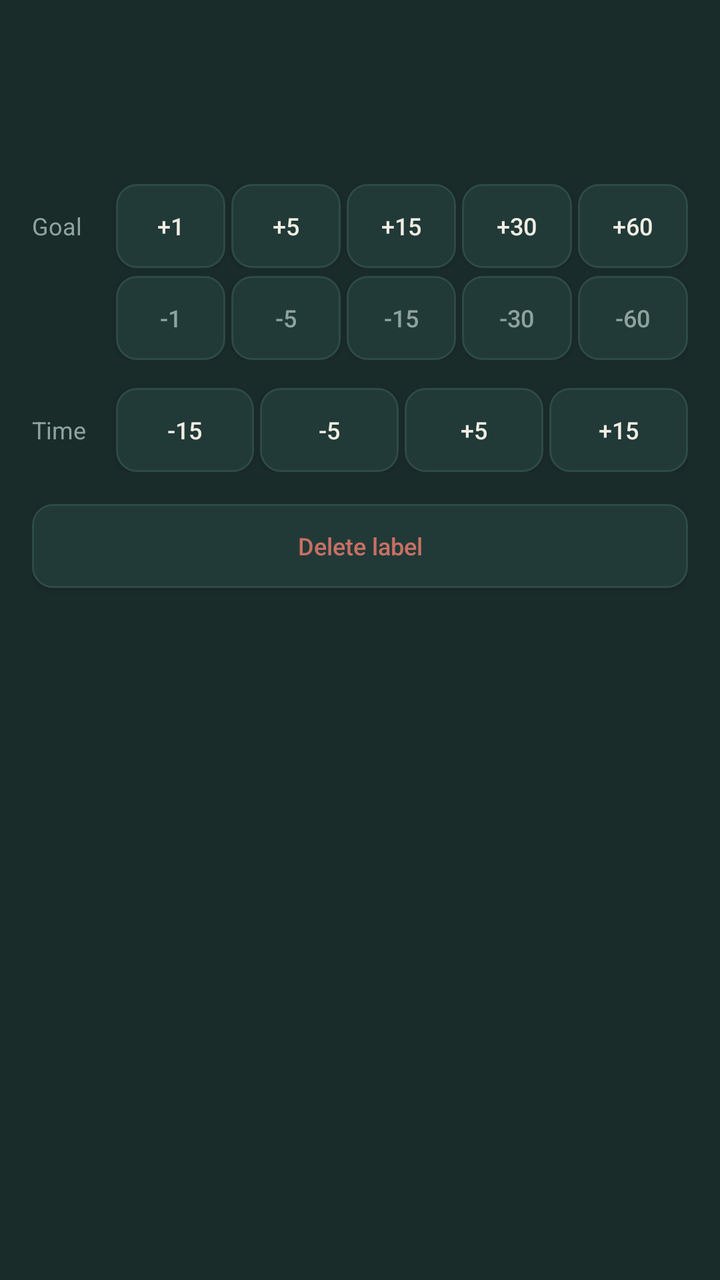
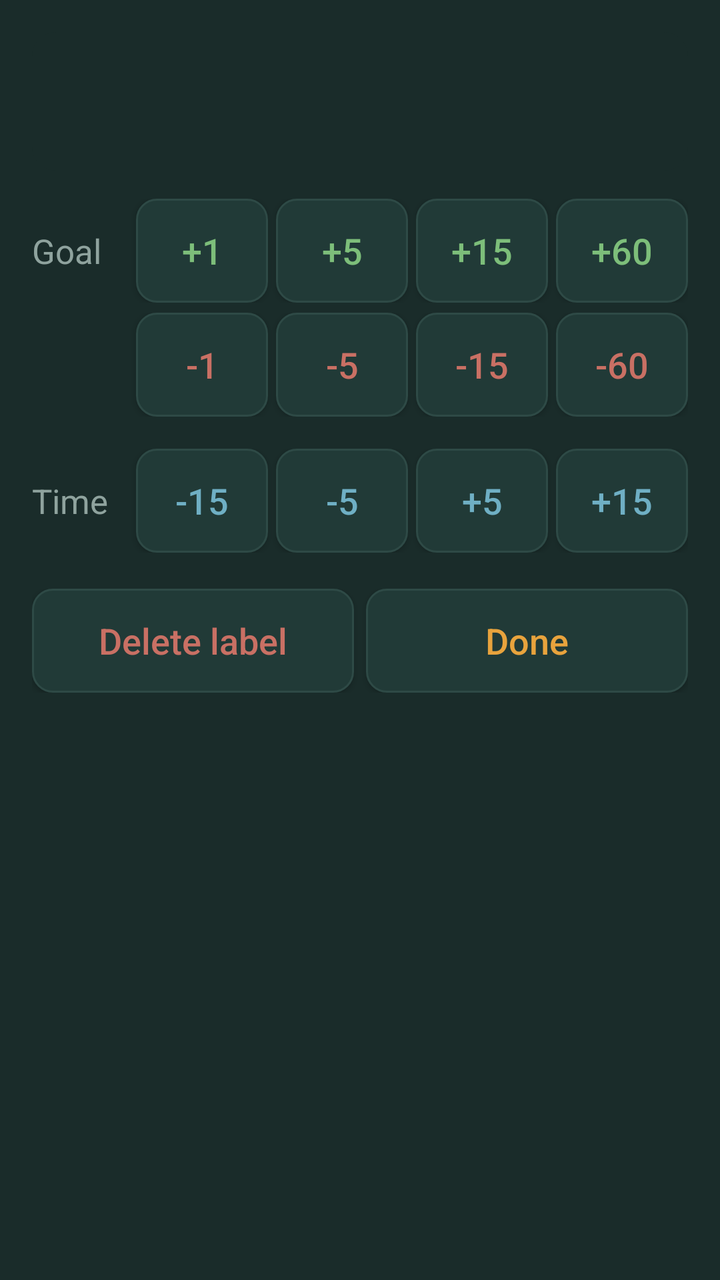

The first picture is an Android layout as it rendered before a commit; the second is the same layout after the commit. The layout source and the unified diff follow.
<!-- AndroidManifest.xml: application theme Theme.FocusLedger -->
<!-- res/layout/dialog_label_edit.xml -->
<?xml version="1.0" encoding="utf-8"?>
<LinearLayout xmlns:android="http://schemas.android.com/apk/res/android"
    android:layout_width="match_parent"
    android:layout_height="wrap_content"
    android:orientation="vertical"
    android:background="#1A2C2A"
    android:padding="16dp">

    
    <LinearLayout
        android:layout_width="match_parent"
        android:layout_height="wrap_content"
        android:orientation="horizontal"
        android:gravity="center_vertical"
        android:padding="12dp"
        android:background="@drawable/bg_row_track">

        <TextView
            android:id="@+id/editName"
            android:layout_width="0dp"
            android:layout_weight="1"
            android:layout_height="wrap_content"
            android:textColor="#E8A33D"
            android:textSize="16sp"
            android:textStyle="bold"
            android:maxLines="2"
            android:ellipsize="end"
            android:layout_marginEnd="10dp" />

        <LinearLayout
            android:layout_width="wrap_content"
            android:layout_height="wrap_content"
            android:orientation="vertical">

            <TextView
                android:id="@+id/editGoal"
                android:layout_width="wrap_content"
                android:layout_height="wrap_content"
                android:textColor="#E8A33D"
                android:fontFamily="monospace"
                android:textSize="14sp" />

            <TextView
                android:id="@+id/editToday"
                android:layout_width="wrap_content"
                android:layout_height="wrap_content"
                android:layout_marginTop="2dp"
                android:textColor="#A9BDB8"
                android:fontFamily="monospace"
                android:textSize="14sp" />
        </LinearLayout>
    </LinearLayout>

    
    <LinearLayout
        android:layout_width="match_parent" android:layout_height="wrap_content"
        android:orientation="horizontal" android:gravity="center_vertical"
        android:layout_marginTop="12dp">
        <TextView
            android:layout_width="42dp" android:layout_height="wrap_content"
            android:text="Goal" android:textColor="#8FA39E" android:textSize="12sp" />
        <Button android:id="@+id/eG1" android:layout_width="0dp" android:layout_weight="1"
            android:layout_height="42dp" android:layout_marginEnd="3dp" android:text="+1"
            android:textAllCaps="false" android:textColor="#F1EDE3" android:textSize="12sp"
            android:padding="0dp" android:background="@drawable/bg_button_small" />
        <Button android:id="@+id/eG5" android:layout_width="0dp" android:layout_weight="1"
            android:layout_height="42dp" android:layout_marginEnd="3dp" android:text="+5"
            android:textAllCaps="false" android:textColor="#F1EDE3" android:textSize="12sp"
            android:padding="0dp" android:background="@drawable/bg_button_small" />
        <Button android:id="@+id/eG15" android:layout_width="0dp" android:layout_weight="1"
            android:layout_height="42dp" android:layout_marginEnd="3dp" android:text="+15"
            android:textAllCaps="false" android:textColor="#F1EDE3" android:textSize="12sp"
            android:padding="0dp" android:background="@drawable/bg_button_small" />
        <Button android:id="@+id/eG30" android:layout_width="0dp" android:layout_weight="1"
            android:layout_height="42dp" android:layout_marginEnd="3dp" android:text="+30"
            android:textAllCaps="false" android:textColor="#F1EDE3" android:textSize="12sp"
            android:padding="0dp" android:background="@drawable/bg_button_small" />
        <Button android:id="@+id/eG60" android:layout_width="0dp" android:layout_weight="1"
            android:layout_height="42dp" android:text="+60"
            android:textAllCaps="false" android:textColor="#F1EDE3" android:textSize="12sp"
            android:padding="0dp" android:background="@drawable/bg_button_small" />
    </LinearLayout>

    <LinearLayout
        android:layout_width="match_parent" android:layout_height="wrap_content"
        android:orientation="horizontal" android:gravity="center_vertical"
        android:layout_marginTop="4dp">
        <TextView
            android:layout_width="42dp" android:layout_height="wrap_content"
            android:text="" android:textSize="12sp" />
        <Button android:id="@+id/eGm1" android:layout_width="0dp" android:layout_weight="1"
            android:layout_height="42dp" android:layout_marginEnd="3dp" android:text="-1"
            android:textAllCaps="false" android:textColor="#8FA39E" android:textSize="12sp"
            android:padding="0dp" android:background="@drawable/bg_button_small" />
        <Button android:id="@+id/eGm5" android:layout_width="0dp" android:layout_weight="1"
            android:layout_height="42dp" android:layout_marginEnd="3dp" android:text="-5"
            android:textAllCaps="false" android:textColor="#8FA39E" android:textSize="12sp"
            android:padding="0dp" android:background="@drawable/bg_button_small" />
        <Button android:id="@+id/eGm15" android:layout_width="0dp" android:layout_weight="1"
            android:layout_height="42dp" android:layout_marginEnd="3dp" android:text="-15"
            android:textAllCaps="false" android:textColor="#8FA39E" android:textSize="12sp"
            android:padding="0dp" android:background="@drawable/bg_button_small" />
        <Button android:id="@+id/eGm30" android:layout_width="0dp" android:layout_weight="1"
            android:layout_height="42dp" android:layout_marginEnd="3dp" android:text="-30"
            android:textAllCaps="false" android:textColor="#8FA39E" android:textSize="12sp"
            android:padding="0dp" android:background="@drawable/bg_button_small" />
        <Button android:id="@+id/eGm60" android:layout_width="0dp" android:layout_weight="1"
            android:layout_height="42dp" android:text="-60"
            android:textAllCaps="false" android:textColor="#8FA39E" android:textSize="12sp"
            android:padding="0dp" android:background="@drawable/bg_button_small" />
    </LinearLayout>

    
    <LinearLayout
        android:layout_width="match_parent" android:layout_height="wrap_content"
        android:orientation="horizontal" android:gravity="center_vertical"
        android:layout_marginTop="14dp">
        <TextView
            android:layout_width="42dp" android:layout_height="wrap_content"
            android:text="Time" android:textColor="#8FA39E" android:textSize="12sp" />
        <Button android:id="@+id/eTm15" android:layout_width="0dp" android:layout_weight="1"
            android:layout_height="42dp" android:layout_marginEnd="3dp" android:text="-15"
            android:textAllCaps="false" android:textColor="#F1EDE3" android:textSize="12sp"
            android:padding="0dp" android:background="@drawable/bg_button_small" />
        <Button android:id="@+id/eTm5" android:layout_width="0dp" android:layout_weight="1"
            android:layout_height="42dp" android:layout_marginEnd="3dp" android:text="-5"
            android:textAllCaps="false" android:textColor="#F1EDE3" android:textSize="12sp"
            android:padding="0dp" android:background="@drawable/bg_button_small" />
        <Button android:id="@+id/eT5" android:layout_width="0dp" android:layout_weight="1"
            android:layout_height="42dp" android:layout_marginEnd="3dp" android:text="+5"
            android:textAllCaps="false" android:textColor="#F1EDE3" android:textSize="12sp"
            android:padding="0dp" android:background="@drawable/bg_button_small" />
        <Button android:id="@+id/eT15" android:layout_width="0dp" android:layout_weight="1"
            android:layout_height="42dp" android:text="+15"
            android:textAllCaps="false" android:textColor="#F1EDE3" android:textSize="12sp"
            android:padding="0dp" android:background="@drawable/bg_button_small" />
    </LinearLayout>

    <Button
        android:id="@+id/eDelete"
        android:layout_width="match_parent"
        android:layout_height="42dp"
        android:layout_marginTop="16dp"
        android:text="Delete label"
        android:textAllCaps="false"
        android:textColor="#C97064"
        android:textSize="12sp"
        android:background="@drawable/bg_button_small" />

</LinearLayout>
<!-- resources referenced by this layout -->
<resources>
  <!-- drawable bg_button_small (drawable) -->
  <?xml version="1.0" encoding="utf-8"?>
  <shape xmlns:android="http://schemas.android.com/apk/res/android" android:shape="rectangle">
      <solid android:color="#213A37" />
      <corners android:radius="10dp" />
      <stroke android:width="1dp" android:color="#2E4A46" />
  </shape>
  <!-- drawable bg_row_track (drawable) -->
  <?xml version="1.0" encoding="utf-8"?>
  <shape xmlns:android="http://schemas.android.com/apk/res/android" android:shape="rectangle">
      <solid android:color="#1A2C2A" />
      <corners android:radius="12dp" />
  </shape>
  <style name="Theme.FocusLedger" parent="Theme.AppCompat.DayNight.NoActionBar">
          <item name="colorPrimary">#E8A33D</item>
          <item name="colorPrimaryDark">#12201F</item>
          <item name="colorAccent">#6FAFC4</item>
          <item name="android:windowBackground">#12201F</item>
      </style>
</resources>

<!-- the commit's change to res/layout/dialog_label_edit.xml (unified diff, before → after) -->
@@ -21,7 +21,7 @@
             android:layout_weight="1"
             android:layout_height="wrap_content"
             android:textColor="#E8A33D"
-            android:textSize="16sp"
+            android:textSize="18sp"
             android:textStyle="bold"
             android:maxLines="2"
             android:ellipsize="end"
@@ -38,7 +38,7 @@
                 android:layout_height="wrap_content"
                 android:textColor="#E8A33D"
                 android:fontFamily="monospace"
-                android:textSize="14sp" />
+                android:textSize="16sp" />
 
             <TextView
                 android:id="@+id/editToday"
@@ -47,67 +47,8 @@
                 android:layout_marginTop="2dp"
                 android:textColor="#A9BDB8"
                 android:fontFamily="monospace"
-                android:textSize="14sp" />
+                android:textSize="16sp" />
         </LinearLayout>
-    </LinearLayout>
-
-    
-    <LinearLayout
-        android:layout_width="match_parent" android:layout_height="wrap_content"
-        android:orientation="horizontal" android:gravity="center_vertical"
-        android:layout_marginTop="12dp">
-        <TextView
-            android:layout_width="42dp" android:layout_height="wrap_content"
-            android:text="Goal" android:textColor="#8FA39E" android:textSize="12sp" />
-        <Button android:id="@+id/eG1" android:layout_width="0dp" android:layout_weight="1"
-            android:layout_height="42dp" android:layout_marginEnd="3dp" android:text="+1"
-            android:textAllCaps="false" android:textColor="#F1EDE3" android:textSize="12sp"
-            android:padding="0dp" android:background="@drawable/bg_button_small" />
-        <Button android:id="@+id/eG5" android:layout_width="0dp" android:layout_weight="1"
-            android:layout_height="42dp" android:layout_marginEnd="3dp" android:text="+5"
-            android:textAllCaps="false" android:textColor="#F1EDE3" android:textSize="12sp"
-            android:padding="0dp" android:background="@drawable/bg_button_small" />
-        <Button android:id="@+id/eG15" android:layout_width="0dp" android:layout_weight="1"
-            android:layout_height="42dp" android:layout_marginEnd="3dp" android:text="+15"
-            android:textAllCaps="false" android:textColor="#F1EDE3" android:textSize="12sp"
-            android:padding="0dp" android:background="@drawable/bg_button_small" />
-        <Button android:id="@+id/eG30" android:layout_width="0dp" android:layout_weight="1"
-            android:layout_height="42dp" android:layout_marginEnd="3dp" android:text="+30"
-            android:textAllCaps="false" android:textColor="#F1EDE3" android:textSize="12sp"
-            android:padding="0dp" android:background="@drawable/bg_button_small" />
-        <Button android:id="@+id/eG60" android:layout_width="0dp" android:layout_weight="1"
-            android:layout_height="42dp" android:text="+60"
-            android:textAllCaps="false" android:textColor="#F1EDE3" android:textSize="12sp"
-            android:padding="0dp" android:background="@drawable/bg_button_small" />
-    </LinearLayout>
-
-    <LinearLayout
-        android:layout_width="match_parent" android:layout_height="wrap_content"
-        android:orientation="horizontal" android:gravity="center_vertical"
-        android:layout_marginTop="4dp">
-        <TextView
-            android:layout_width="42dp" android:layout_height="wrap_content"
-            android:text="" android:textSize="12sp" />
-        <Button android:id="@+id/eGm1" android:layout_width="0dp" android:layout_weight="1"
-            android:layout_height="42dp" android:layout_marginEnd="3dp" android:text="-1"
-            android:textAllCaps="false" android:textColor="#8FA39E" android:textSize="12sp"
-            android:padding="0dp" android:background="@drawable/bg_button_small" />
-        <Button android:id="@+id/eGm5" android:layout_width="0dp" android:layout_weight="1"
-            android:layout_height="42dp" android:layout_marginEnd="3dp" android:text="-5"
-            android:textAllCaps="false" android:textColor="#8FA39E" android:textSize="12sp"
-            android:padding="0dp" android:background="@drawable/bg_button_small" />
-        <Button android:id="@+id/eGm15" android:layout_width="0dp" android:layout_weight="1"
-            android:layout_height="42dp" android:layout_marginEnd="3dp" android:text="-15"
-            android:textAllCaps="false" android:textColor="#8FA39E" android:textSize="12sp"
-            android:padding="0dp" android:background="@drawable/bg_button_small" />
-        <Button android:id="@+id/eGm30" android:layout_width="0dp" android:layout_weight="1"
-            android:layout_height="42dp" android:layout_marginEnd="3dp" android:text="-30"
-            android:textAllCaps="false" android:textColor="#8FA39E" android:textSize="12sp"
-            android:padding="0dp" android:background="@drawable/bg_button_small" />
-        <Button android:id="@+id/eGm60" android:layout_width="0dp" android:layout_weight="1"
-            android:layout_height="42dp" android:text="-60"
-            android:textAllCaps="false" android:textColor="#8FA39E" android:textSize="12sp"
-            android:padding="0dp" android:background="@drawable/bg_button_small" />
     </LinearLayout>
 
     
@@ -116,35 +57,105 @@
         android:orientation="horizontal" android:gravity="center_vertical"
         android:layout_marginTop="14dp">
         <TextView
-            android:layout_width="42dp" android:layout_height="wrap_content"
-            android:text="Time" android:textColor="#8FA39E" android:textSize="12sp" />
-        <Button android:id="@+id/eTm15" android:layout_width="0dp" android:layout_weight="1"
-            android:layout_height="42dp" android:layout_marginEnd="3dp" android:text="-15"
-            android:textAllCaps="false" android:textColor="#F1EDE3" android:textSize="12sp"
+            android:layout_width="52dp" android:layout_height="wrap_content"
+            android:text="Goal" android:textColor="#8FA39E" android:textSize="17sp" />
+        <Button android:id="@+id/eG1" android:layout_width="0dp" android:layout_weight="1"
+            android:layout_height="52dp" android:layout_marginEnd="4dp" android:text="+1"
+            android:textAllCaps="false" android:textColor="#7DBE7A" android:textSize="18sp"
             android:padding="0dp" android:background="@drawable/bg_button_small" />
-        <Button android:id="@+id/eTm5" android:layout_width="0dp" android:layout_weight="1"
-            android:layout_height="42dp" android:layout_marginEnd="3dp" android:text="-5"
-            android:textAllCaps="false" android:textColor="#F1EDE3" android:textSize="12sp"
+        <Button android:id="@+id/eG5" android:layout_width="0dp" android:layout_weight="1"
+            android:layout_height="52dp" android:layout_marginEnd="4dp" android:text="+5"
+            android:textAllCaps="false" android:textColor="#7DBE7A" android:textSize="18sp"
             android:padding="0dp" android:background="@drawable/bg_button_small" />
-        <Button android:id="@+id/eT5" android:layout_width="0dp" android:layout_weight="1"
-            android:layout_height="42dp" android:layout_marginEnd="3dp" android:text="+5"
-            android:textAllCaps="false" android:textColor="#F1EDE3" android:textSize="12sp"
+        <Button android:id="@+id/eG15" android:layout_width="0dp" android:layout_weight="1"
+            android:layout_height="52dp" android:layout_marginEnd="4dp" android:text="+15"
+            android:textAllCaps="false" android:textColor="#7DBE7A" android:textSize="18sp"
             android:padding="0dp" android:background="@drawable/bg_button_small" />
-        <Button android:id="@+id/eT15" android:layout_width="0dp" android:layout_weight="1"
-            android:layout_height="42dp" android:text="+15"
-            android:textAllCaps="false" android:textColor="#F1EDE3" android:textSize="12sp"
+        <Button android:id="@+id/eG60" android:layout_width="0dp" android:layout_weight="1"
+            android:layout_height="52dp" android:text="+60"
+            android:textAllCaps="false" android:textColor="#7DBE7A" android:textSize="18sp"
             android:padding="0dp" android:background="@drawable/bg_button_small" />
     </LinearLayout>
 
-    <Button
-        android:id="@+id/eDelete"
-        android:layout_width="match_parent"
-        android:layout_height="42dp"
-        android:layout_marginTop="16dp"
-        android:text="Delete label"
-        android:textAllCaps="false"
-        android:textColor="#C97064"
-        android:textSize="12sp"
-        android:background="@drawable/bg_button_small" />
+    <LinearLayout
+        android:layout_width="match_parent" android:layout_height="wrap_content"
+        android:orientation="horizontal" android:gravity="center_vertical"
+        android:layout_marginTop="5dp">
+        <TextView
+            android:layout_width="52dp" android:layout_height="wrap_content"
+            android:text="" android:textSize="17sp" />
+        <Button android:id="@+id/eGm1" android:layout_width="0dp" android:layout_weight="1"
+            android:layout_height="52dp" android:layout_marginEnd="4dp" android:text="-1"
+            android:textAllCaps="false" android:textColor="#C97064" android:textSize="18sp"
+            android:padding="0dp" android:background="@drawable/bg_button_small" />
+        <Button android:id="@+id/eGm5" android:layout_width="0dp" android:layout_weight="1"
+            android:layout_height="52dp" android:layout_marginEnd="4dp" android:text="-5"
+            android:textAllCaps="false" android:textColor="#C97064" android:textSize="18sp"
+            android:padding="0dp" android:background="@drawable/bg_button_small" />
+        <Button android:id="@+id/eGm15" android:layout_width="0dp" android:layout_weight="1"
+            android:layout_height="52dp" android:layout_marginEnd="4dp" android:text="-15"
+            android:textAllCaps="false" android:textColor="#C97064" android:textSize="18sp"
+            android:padding="0dp" android:background="@drawable/bg_button_small" />
+        <Button android:id="@+id/eGm60" android:layout_width="0dp" android:layout_weight="1"
+            android:layout_height="52dp" android:text="-60"
+            android:textAllCaps="false" android:textColor="#C97064" android:textSize="18sp"
+            android:padding="0dp" android:background="@drawable/bg_button_small" />
+    </LinearLayout>
+
+    
+    <LinearLayout
+        android:layout_width="match_parent" android:layout_height="wrap_content"
+        android:orientation="horizontal" android:gravity="center_vertical"
+        android:layout_marginTop="16dp">
+        <TextView
+            android:layout_width="52dp" android:layout_height="wrap_content"
+            android:text="Time" android:textColor="#8FA39E" android:textSize="17sp" />
+        <Button android:id="@+id/eTm15" android:layout_width="0dp" android:layout_weight="1"
+            android:layout_height="52dp" android:layout_marginEnd="4dp" android:text="-15"
+            android:textAllCaps="false" android:textColor="#6FAFC4" android:textSize="18sp"
+            android:padding="0dp" android:background="@drawable/bg_button_small" />
+        <Button android:id="@+id/eTm5" android:layout_width="0dp" android:layout_weight="1"
+            android:layout_height="52dp" android:layout_marginEnd="4dp" android:text="-5"
+            android:textAllCaps="false" android:textColor="#6FAFC4" android:textSize="18sp"
+            android:padding="0dp" android:background="@drawable/bg_button_small" />
+        <Button android:id="@+id/eT5" android:layout_width="0dp" android:layout_weight="1"
+            android:layout_height="52dp" android:layout_marginEnd="4dp" android:text="+5"
+            android:textAllCaps="false" android:textColor="#6FAFC4" android:textSize="18sp"
+            android:padding="0dp" android:background="@drawable/bg_button_small" />
+        <Button android:id="@+id/eT15" android:layout_width="0dp" android:layout_weight="1"
+            android:layout_height="52dp" android:text="+15"
+            android:textAllCaps="false" android:textColor="#6FAFC4" android:textSize="18sp"
+            android:padding="0dp" android:background="@drawable/bg_button_small" />
+    </LinearLayout>
+
+    
+    <LinearLayout
+        android:layout_width="match_parent" android:layout_height="wrap_content"
+        android:orientation="horizontal"
+        android:layout_marginTop="18dp">
+        <Button
+            android:id="@+id/eDelete"
+            android:layout_width="0dp"
+            android:layout_weight="1"
+            android:layout_height="52dp"
+            android:layout_marginEnd="6dp"
+            android:text="Delete label"
+            android:textAllCaps="false"
+            android:textColor="#C97064"
+            android:textSize="18sp"
+            android:padding="0dp"
+            android:background="@drawable/bg_button_small" />
+        <Button
+            android:id="@+id/eDone"
+            android:layout_width="0dp"
+            android:layout_weight="1"
+            android:layout_height="52dp"
+            android:text="Done"
+            android:textAllCaps="false"
+            android:textColor="#E8A33D"
+            android:textSize="18sp"
+            android:padding="0dp"
+            android:background="@drawable/bg_button_small" />
+    </LinearLayout>
 
 </LinearLayout>
